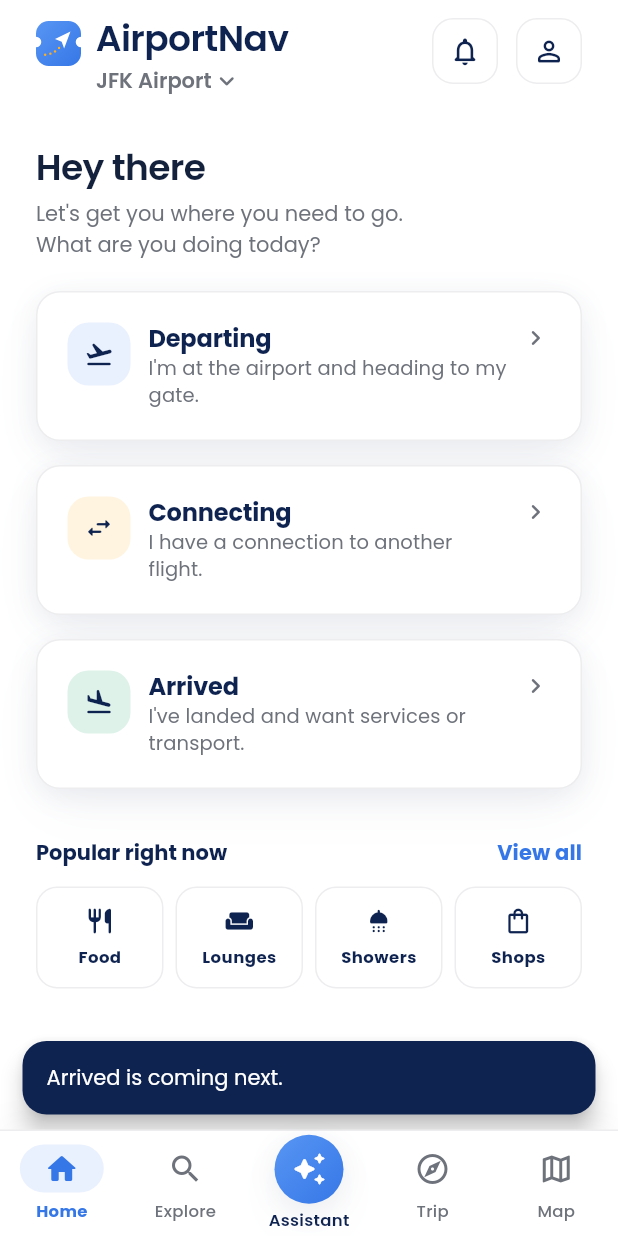
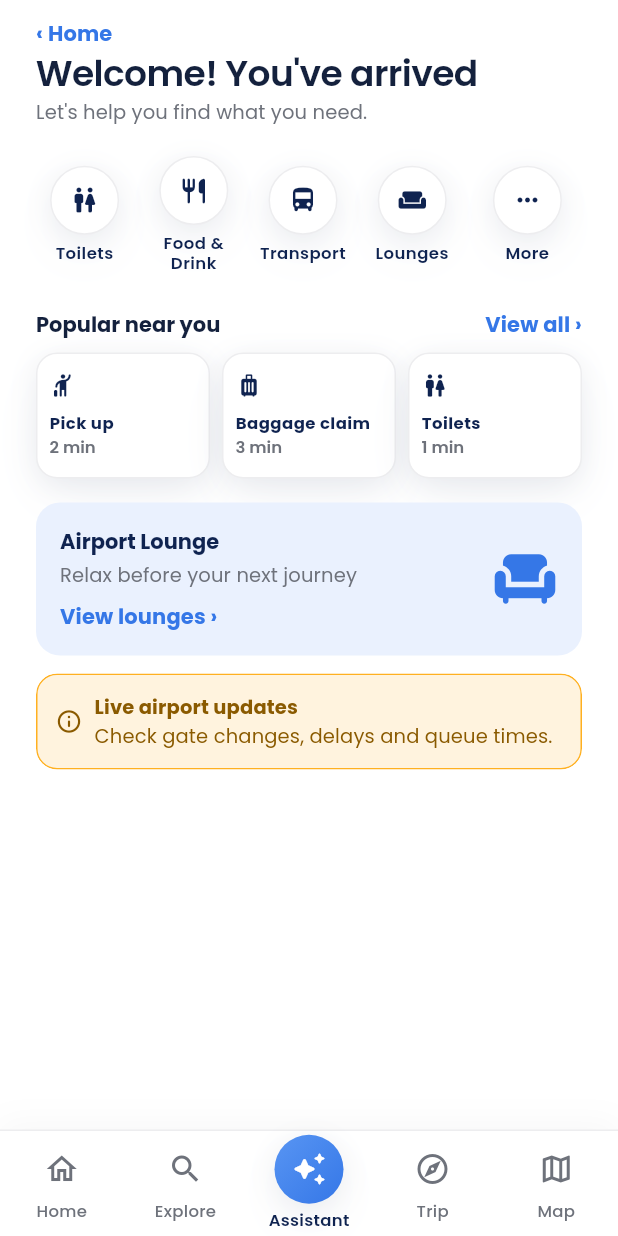
Before and after one commit to meitarmatzner16-create/airportnav, a Flutter app: the HomeScreen screen opened by its route, after a tap on "Arrived", on a phone screen of 412 x 824 dp. Run offline on Flutter 3.47's test engine with Material 3 defaults, Android fonts, the phone set to English and light mode, and no system bars; our stand-ins replace flutter_riverpod, go_router, google_fonts, hive, hive_flutter, shared_preferences and 3 more; accounts and stored records are empty.

Commit message:
feat(arrived): the third stage, from the user's wireframes
Arrived is deliberately not a journey - a landing traveller does not pass
gates, they need services and a way out. So it is a directory: category
shortcuts, "Popular near you" with walk times, a lounge card, and a live
updates strip, then an options page with the three ways out and the nearby
services. Rows route to the map and Explore rather than to placeholders.

The Home card stops saying "coming next" - all three answers to "What are
you doing today?" now lead somewhere real.

Co-Authored-By: Claude Opus 4.8 <noreply@anthropic.com>

```diff
--- /dev/null
+++ b/lib/features/arrived/presentation/screens/arrived_screen.dart
@@ -0,0 +1,396 @@
+import 'package:flutter/material.dart';
+import 'package:go_router/go_router.dart';
+
+import '../../../../core/constants/app_colors.dart';
+import '../../../../core/constants/app_spacing.dart';
+import '../../../../core/constants/app_typography.dart';
+import '../../../../core/theme/app_theme.dart';
+
+const _gutter = AppSpacing.gutter;
+
+/// "Welcome! You've arrived" - not a step journey. An arriving traveller
+/// needs services and a way out, so this is a directory with walk times,
+/// not a spine.
+class ArrivedScreen extends StatelessWidget {
+  const ArrivedScreen({super.key});
+
+  @override
+  Widget build(BuildContext context) {
+    final theme = Theme.of(context);
+    final isDark = theme.brightness == Brightness.dark;
+    final muted = isDark ? AppColors.dMuted : AppColors.muted;
+
+    return Scaffold(
+      backgroundColor: isDark ? AppColors.dBg : AppColors.paper,
+      body: SafeArea(
+        child: ListView(
+          padding: EdgeInsets.zero,
+          children: [
+            const SizedBox(height: AppSpacing.smMd),
+            Padding(
+              padding: const EdgeInsets.symmetric(horizontal: _gutter),
+              child: Column(
+                crossAxisAlignment: CrossAxisAlignment.start,
+                children: [
+                  InkWell(
+                    onTap: () => context.canPop()
+                        ? context.pop()
+                        : context.go('/home'),
+                    child: Text(
+                      '‹ Home',
+                      style: theme.textTheme.labelLarge?.copyWith(
+                        color: isDark ? AppColors.dSky : AppColors.sky,
+                        fontWeight: FontWeight.w700,
+                      ),
+                    ),
+                  ),
+                  const SizedBox(height: 3),
+                  Text("Welcome! You've arrived",
+                      style: theme.textTheme.displaySmall),
+                  const SizedBox(height: 2),
+                  Text("Let's help you find what you need.",
+                      style: theme.textTheme.bodySmall?.copyWith(color: muted)),
+                ],
+              ),
+            ),
+            const SizedBox(height: AppSpacing.mdLg),
+            Padding(
+              padding: const EdgeInsets.symmetric(horizontal: _gutter),
+              child: Row(
+                children: [
+                  _CategoryTile(
+                    icon: Icons.wc_rounded,
+                    label: 'Toilets',
+                    onTap: () => context.go('/map'),
+                  ),
+                  _CategoryTile(
+                    icon: Icons.restaurant_rounded,
+                    label: 'Food &\nDrink',
+                    onTap: () => context.go('/explore'),
+                  ),
+                  _CategoryTile(
+                    icon: Icons.directions_bus_rounded,
+                    label: 'Transport',
+                    onTap: () => context.push('/arrived/options'),
+                  ),
+                  _CategoryTile(
+                    icon: Icons.weekend_rounded,
+                    label: 'Lounges',
+                    onTap: () => context.go('/explore'),
+                  ),
+                  _CategoryTile(
+                    icon: Icons.more_horiz_rounded,
+                    label: 'More',
+                    onTap: () => context.push('/arrived/options'),
+                    last: true,
+                  ),
+                ],
+              ),
+            ),
+            const SizedBox(height: AppSpacing.lg),
+            Padding(
+              padding: const EdgeInsets.symmetric(horizontal: _gutter),
+              child: Row(
+                children: [
+                  Expanded(
+                    child: Text('Popular near you',
+                        maxLines: 1,
+                        overflow: TextOverflow.ellipsis,
+                        style: theme.textTheme.titleMedium?.copyWith(
+                          fontWeight: FontWeight.w700,
+                        )),
+                  ),
+                  InkWell(
+                    onTap: () => context.push('/arrived/options'),
+                    child: Text('View all ›',
+                        style: theme.textTheme.labelLarge?.copyWith(
+                          color: isDark ? AppColors.dSky : AppColors.sky,
+                          fontWeight: FontWeight.w700,
+                        )),
+                  ),
+                ],
+              ),
+            ),
+            const SizedBox(height: AppSpacing.sm),
+            Padding(
+              padding: const EdgeInsets.symmetric(horizontal: _gutter),
+              child: Row(
+                children: [
+                  _NearTile(
+                      icon: Icons.hail_rounded,
+                      label: 'Pick up',
+                      minutes: 2,
+                      onTap: () => context.push('/arrived/options')),
+                  const SizedBox(width: AppSpacing.sm),
+                  _NearTile(
+                      icon: Icons.luggage_rounded,
+                      label: 'Baggage claim',
+                      minutes: 3,
+                      onTap: () => context.push('/arrived/options')),
+                  const SizedBox(width: AppSpacing.sm),
+                  _NearTile(
+                      icon: Icons.wc_rounded,
+                      label: 'Toilets',
+                      minutes: 1,
+                      onTap: () => context.go('/map')),
+                ],
+              ),
+            ),
+            const SizedBox(height: AppSpacing.md),
+            Padding(
+              padding: const EdgeInsets.symmetric(horizontal: _gutter),
+              child: _LoungeCard(onTap: () => context.go('/explore')),
+            ),
+            const SizedBox(height: AppSpacing.smMd),
+            Padding(
+              padding: const EdgeInsets.symmetric(horizontal: _gutter),
+              child: _UpdatesStrip(onTap: () {
+                ScaffoldMessenger.of(context)
+                  ..hideCurrentSnackBar()
+                  ..showSnackBar(const SnackBar(
+                      content:
+                          Text('Gate changes and delays appear here live.')));
+              }),
+            ),
+            const SizedBox(height: AppSpacing.xxl),
+          ],
+        ),
+      ),
+    );
+  }
+}
+
+class _CategoryTile extends StatelessWidget {
+  final IconData icon;
+  final String label;
+  final VoidCallback onTap;
+  final bool last;
+
+  const _CategoryTile({
+    required this.icon,
+    required this.label,
+    required this.onTap,
+    this.last = false,
+  });
+
+  @override
+  Widget build(BuildContext context) {
+    final theme = Theme.of(context);
+    final isDark = theme.brightness == Brightness.dark;
+    final textColor = isDark ? AppColors.dText : AppColors.ink;
+
+    return Expanded(
+      child: Padding(
+        padding: EdgeInsets.only(right: last ? 0 : AppSpacing.sm),
+        child: InkWell(
+          onTap: onTap,
+          borderRadius: BorderRadius.circular(AppSpacing.radiusMd),
+          child: Column(
+            children: [
+              Container(
+                width: 46,
+                height: 46,
+                decoration: BoxDecoration(
+                  color: isDark ? AppColors.dSurface : AppColors.card,
+                  shape: BoxShape.circle,
+                  border: Border.all(
+                    color: isDark ? AppColors.dHairline : AppColors.hairline,
+                    width: 1,
+                  ),
+                  boxShadow: isDark ? null : AppShadows.card,
+                ),
+                child: Icon(icon, size: 20, color: textColor),
+              ),
+              const SizedBox(height: 6),
+              Text(
+                label,
+                textAlign: TextAlign.center,
+                maxLines: 2,
+                overflow: TextOverflow.ellipsis,
+                style: theme.textTheme.labelSmall?.copyWith(
+                  color: textColor,
+                  fontWeight: FontWeight.w600,
+                  height: 1.15,
+                ),
+              ),
+            ],
+          ),
+        ),
+      ),
+    );
+  }
+}
+
+class _NearTile extends StatelessWidget {
+  final IconData icon;
+  final String label;
+  final int minutes;
+  final VoidCallback onTap;
+
+  const _NearTile({
+    required this.icon,
+    required this.label,
+    required this.minutes,
+    required this.onTap,
+  });
+
+  @override
+  Widget build(BuildContext context) {
+    final theme = Theme.of(context);
+    final isDark = theme.brightness == Brightness.dark;
+    final muted = isDark ? AppColors.dMuted : AppColors.muted;
+    final textColor = isDark ? AppColors.dText : AppColors.ink;
+
+    return Expanded(
+      child: Container(
+        decoration: BoxDecoration(
+          color: isDark ? AppColors.dSurface : AppColors.card,
+          borderRadius: BorderRadius.circular(AppSpacing.radiusMd),
+          border: Border.all(
+            color: isDark ? AppColors.dHairline : AppColors.hairline,
+            width: 1,
+          ),
+          boxShadow: isDark ? null : AppShadows.card,
+        ),
+        child: Material(
+          color: Colors.transparent,
+          borderRadius: BorderRadius.circular(AppSpacing.radiusMd),
+          clipBehavior: Clip.antiAlias,
+          child: InkWell(
+            onTap: onTap,
+            child: Padding(
+              padding: const EdgeInsets.symmetric(
+                  horizontal: AppSpacing.sm, vertical: AppSpacing.smMd),
+              child: Column(
+                crossAxisAlignment: CrossAxisAlignment.start,
+                children: [
+                  Icon(icon, size: 18, color: textColor),
+                  const SizedBox(height: 8),
+                  Text(
+                    label,
+                    maxLines: 1,
+                    overflow: TextOverflow.ellipsis,
+                    style: theme.textTheme.labelSmall?.copyWith(
+                      color: textColor,
+                      fontWeight: FontWeight.w700,
+                    ),
+                  ),
+                  Text('$minutes min',
+                      style: AppTypography.mono(fontSize: 11, color: muted)),
+                ],
+              ),
+            ),
+          ),
+        ),
+      ),
+    );
+  }
+}
+
+class _LoungeCard extends StatelessWidget {
+  final VoidCallback onTap;
+  const _LoungeCard({required this.onTap});
+
+  @override
+  Widget build(BuildContext context) {
+    final theme = Theme.of(context);
+    final isDark = theme.brightness == Brightness.dark;
+    final muted = isDark ? AppColors.dMuted : AppColors.muted;
+    final textColor = isDark ? AppColors.dText : AppColors.ink;
+    final sky = isDark ? AppColors.dSky : AppColors.sky;
+
+    return Container(
+      decoration: BoxDecoration(
+        color: isDark ? AppColors.skyAlpha15 : AppColors.skyTint,
+        borderRadius: BorderRadius.circular(AppSpacing.radiusLg),
+      ),
+      child: Material(
+        color: Colors.transparent,
+        borderRadius: BorderRadius.circular(AppSpacing.radiusLg),
+        clipBehavior: Clip.antiAlias,
+        child: InkWell(
+          onTap: onTap,
+          child: Padding(
+            padding: const EdgeInsets.all(AppSpacing.md),
+            child: Row(
+              children: [
+                Expanded(
+                  child: Column(
+                    crossAxisAlignment: CrossAxisAlignment.start,
+                    children: [
+                      Text('Airport Lounge',
+                          style: theme.textTheme.titleMedium?.copyWith(
+                            color: textColor,
+                            fontWeight: FontWeight.w700,
+                          )),
+                      const SizedBox(height: 2),
+                      Text('Relax before your next journey',
+                          style: theme.textTheme.bodySmall
+                              ?.copyWith(color: muted)),
+                      const SizedBox(height: AppSpacing.sm),
+                      Text('View lounges ›',
+                          style: theme.textTheme.labelLarge?.copyWith(
+                            color: sky,
+                            fontWeight: FontWeight.w700,
+                          )),
+                    ],
+                  ),
+                ),
+                Icon(Icons.chair_rounded, size: 44, color: sky),
+              ],
+            ),
+          ),
+        ),
+      ),
+    );
+  }
+}
+
+class _UpdatesStrip extends StatelessWidget {
+  final VoidCallback onTap;
+  const _UpdatesStrip({required this.onTap});
+
+  @override
+  Widget build(BuildContext context) {
+    final theme = Theme.of(context);
+
+    return Material(
+      color: Colors.transparent,
+      borderRadius: BorderRadius.circular(AppSpacing.radiusMd),
+      clipBehavior: Clip.antiAlias,
+      child: InkWell(
+        onTap: onTap,
+        child: Container(
+          decoration: BoxDecoration(
+            color: AppColors.amberAlpha15,
+            borderRadius: BorderRadius.circular(AppSpacing.radiusMd),
+            border: Border.all(color: AppColors.amber, width: 1),
+          ),
+          padding: const EdgeInsets.all(AppSpacing.smMd),
+          child: Row(
+            children: [
+              const Icon(Icons.info_outline_rounded,
+                  size: 18, color: AppColors.amberText),
+              const SizedBox(width: AppSpacing.sm),
+              Expanded(
+                child: Column(
+                  crossAxisAlignment: CrossAxisAlignment.start,
+                  children: [
+                    Text('Live airport updates',
+                        style: theme.textTheme.bodySmall?.copyWith(
+                          color: AppColors.amberText,
+                          fontWeight: FontWeight.w700,
+                        )),
+                    Text('Check gate changes, delays and queue times.',
+                        style: theme.textTheme.bodySmall
+                            ?.copyWith(color: AppColors.amberText)),
+                  ],
+                ),
+              ),
+            ],
+          ),
+        ),
+      ),
+    );
+  }
+}
--- a/lib/features/home/presentation/home_screen.dart
+++ b/lib/features/home/presentation/home_screen.dart
@@ -110,12 +110,7 @@ class HomeScreen extends ConsumerWidget {
                 title: 'Arrived',
                 description: "I've landed and want services or transport.",
                 tint: AppColors.successAlpha15,
-                onTap: () {
-                  ScaffoldMessenger.of(context)
-                    ..hideCurrentSnackBar()
-                    ..showSnackBar(const SnackBar(
-                        content: Text('Arrived is coming next.')));
-                },
+                onTap: () => context.push('/arrived'),
               ),
             ),
             const SizedBox(height: _sectionGap),
```
Also changed, not shown: lib/core/router/app_router.dart (+13 -0 lines), lib/features/arrived/presentation/screens/arrived_options_screen.dart (added, +264 -0 lines), 2 other files.
